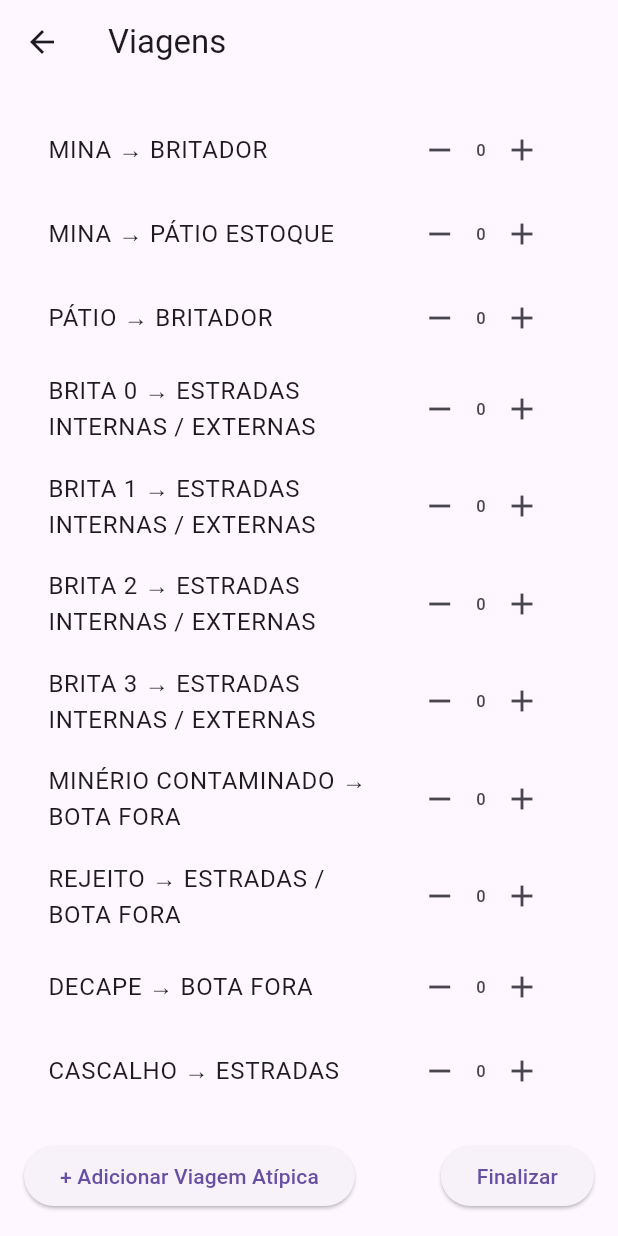
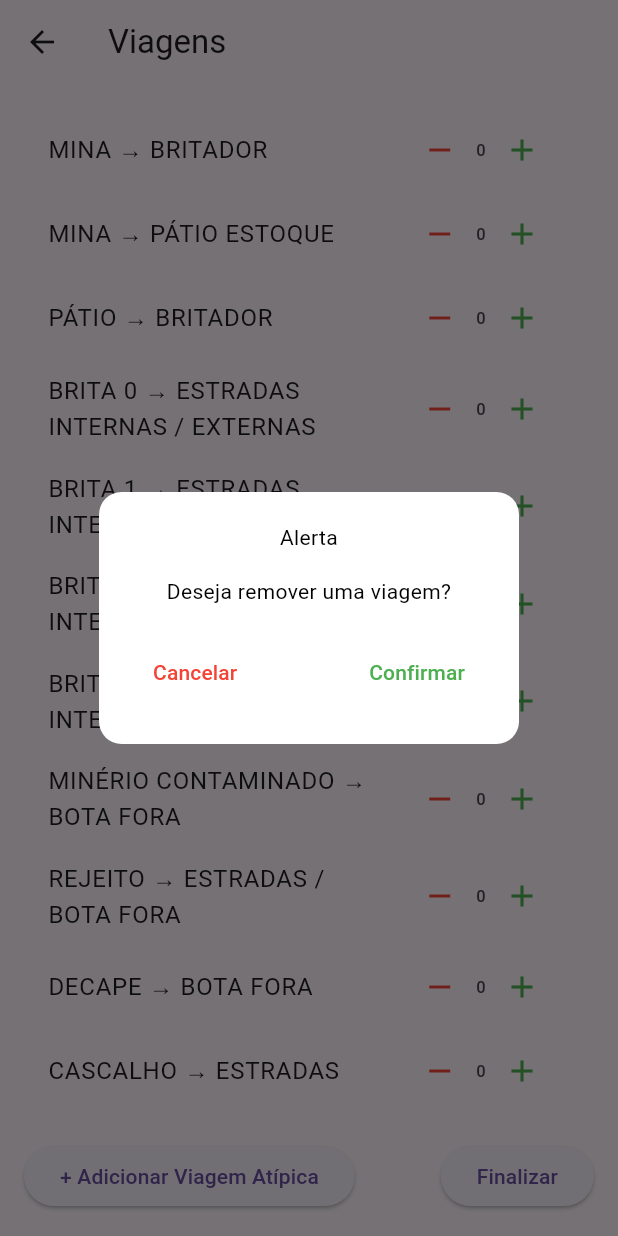
Before and after one commit to Bukayh/aplicativo_viagens, a Flutter app: the ViagensScreen screen opened directly with empty values, after a tap on the "remove" icon, on a phone screen of 412 x 824 dp. Run offline on Flutter 3.47's test engine with Material 3 defaults, Android fonts, the phone set to English and light mode, and no system bars; our stand-ins replace share_plus, shared_preferences; accounts and stored records are empty.

Commit message:
Adicionado alerta para adicionar e remover viagem, pedindo confirmação

```diff
--- a/lib/main.dart
+++ b/lib/main.dart
@@ -800,13 +800,15 @@ ${kmFinal != null ? 'KM Final: $kmFinal' : ''}
                         mainAxisSize: MainAxisSize.min,
                         children: [
                           IconButton(
-                            icon: Icon(Icons.remove),
-                            onPressed: () => _decrementarViagem(index),
+                            icon: Icon(Icons.remove, color: Colors.red),
+                            onPressed: () => _mostrarDialogoConfirmacao(
+                              context, () => _decrementarViagem(index), "Deseja remover uma viagem?"),
                           ),
                           Text('${_viagens[index].contador}'),
                           IconButton(
-                            icon: Icon(Icons.add),
-                            onPressed: () => _incrementarViagem(index),
+                            icon: Icon(Icons.add, color: Colors.green),
+                            onPressed: () => _mostrarDialogoConfirmacao(
+                              context, () => _incrementarViagem(index), "Deseja adicionar uma viagem?"),
                           ),
                         ],
                       ),
@@ -855,6 +857,64 @@ ${kmFinal != null ? 'KM Final: $kmFinal' : ''}
     );
   }
 }
+void _mostrarDialogoConfirmacao(BuildContext context, VoidCallback acao, String mensagem) {
+  showDialog(
+    context: context,
+    builder: (BuildContext context) {
+      return AlertDialog(
+        backgroundColor: Colors.white, // Cor de fundo do diálogo
+        shape: RoundedRectangleBorder(
+          borderRadius: BorderRadius.circular(15.0), // Borda arredondada
+        ),
+        contentPadding: EdgeInsets.symmetric(vertical: 20.0, horizontal: 24.0), // Ajustar o padding
+        content: ConstrainedBox(
+          constraints: BoxConstraints(maxWidth: 300), // Limitar a largura do diálogo
+          child: Column(
+            mainAxisSize: MainAxisSize.min, // Minimizar o tamanho da coluna para caber apenas o conteúdo necessário
+            children: <Widget>[
+              Center(
+                child: Text(
+                  'Alerta',
+                  style: TextStyle(color: Colors.black), // Cor do título
+                  textAlign: TextAlign.center, // Centraliza o título
+                ),
+              ),
+              SizedBox(height: 16), // Espaçamento entre título e mensagem
+              Center(
+                child: Text(
+                  mensagem,
+                  style: TextStyle(color: Colors.black), // Cor do conteúdo
+                  textAlign: TextAlign.center, // Centraliza o conteúdo
+                ),
+              ),
+            ],
+          ),
+        ),
+        actions: <Widget>[
+          Row(
+            mainAxisAlignment: MainAxisAlignment.spaceBetween, // Espaçar os botões nas extremidades
+            children: <Widget>[
+              TextButton(
+                child: Text('Cancelar', style: TextStyle(color: Colors.red)),
+                onPressed: () {
+                  Navigator.of(context).pop(); // Fechar o diálogo
+                },
+              ),
+              TextButton(
+                child: Text('Confirmar', style: TextStyle(color: Colors.green)),
+                onPressed: () {
+                  acao(); // Executar a ação (incrementar, decrementar, remover)
+                  Navigator.of(context).pop(); // Fechar o diálogo
+                },
+              ),
+            ],
+          ),
+        ],
+      );
+    },
+  );
+}
+
 
 class ViagemPredefinida {
   final String origem;
```
